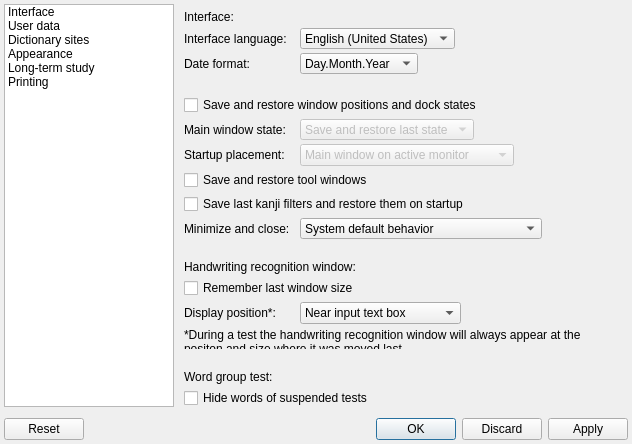
Above: settingsform.ui from z1dev/zkanji before the change. Below: the same form after it.
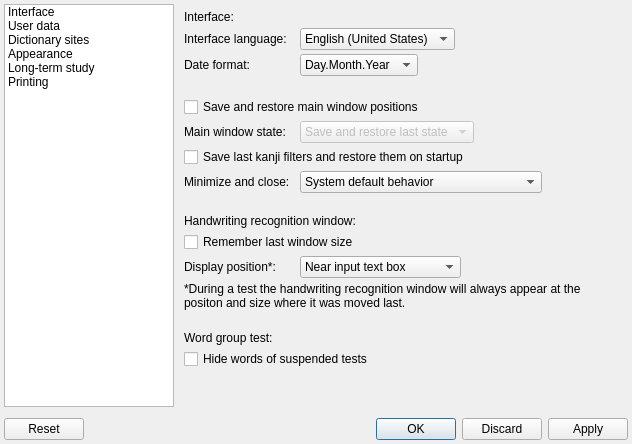
That is the form after the change. Icons and pictures are not drawn. Custom widgets are drawn as their Qt base class.

Commit message: * Reworked main window position/size settings. Only position saving is offered, size and state is always saved.

The edit to the form file:
```diff
--- a/settingsform.ui
+++ b/settingsform.ui
@@ -333,7 +333,7 @@
                  </sizepolicy>
                 </property>
                 <property name="text">
-                 <string>Save and restore window positions and dock states</string>
+                 <string>Save and restore main window positions</string>
                 </property>
                </widget>
               </item>
@@ -383,58 +383,7 @@
                 </item>
                </widget>
               </item>
-              <item row="6" column="0">
-               <widget class="QLabel" name="placementLabel">
-                <property name="text">
-                 <string>Startup placement:</string>
-                </property>
-               </widget>
-              </item>
-              <item row="6" column="1">
-               <widget class="QComboBox" name="placementCBox">
-                <property name="enabled">
-                 <bool>false</bool>
-                </property>
-                <property name="sizePolicy">
-                 <sizepolicy hsizetype="Fixed" vsizetype="Fixed">
-                  <horstretch>0</horstretch>
-                  <verstretch>0</verstretch>
-                 </sizepolicy>
-                </property>
-                <property name="sizeAdjustPolicy">
-                 <enum>QComboBox::AdjustToContentsOnFirstShow</enum>
-                </property>
-                <item>
-                 <property name="text">
-                  <string>Main window on active monitor</string>
-                 </property>
-                </item>
-                <item>
-                 <property name="text">
-                  <string>Every window on active monitor</string>
-                 </property>
-                </item>
-                <item>
-                 <property name="text">
-                  <string>Every window at previous position</string>
-                 </property>
-                </item>
-               </widget>
-              </item>
-              <item row="7" column="0" colspan="2">
-               <widget class="QCheckBox" name="saveToolPosBox">
-                <property name="sizePolicy">
-                 <sizepolicy hsizetype="Fixed" vsizetype="Fixed">
-                  <horstretch>0</horstretch>
-                  <verstretch>0</verstretch>
-                 </sizepolicy>
-                </property>
-                <property name="text">
-                 <string>Save and restore tool windows</string>
-                </property>
-               </widget>
-              </item>
-              <item row="8" column="0" colspan="2">
+              <item row="6" column="0" colspan="2">
                <widget class="QCheckBox" name="saveKanjiBox">
                 <property name="sizePolicy">
                  <sizepolicy hsizetype="Fixed" vsizetype="Fixed">
@@ -447,14 +396,14 @@
                 </property>
                </widget>
               </item>
-              <item row="9" column="0">
+              <item row="7" column="0">
                <widget class="QLabel" name="label_125">
                 <property name="text">
                  <string>Minimize and close:</string>
                 </property>
                </widget>
               </item>
-              <item row="9" column="1">
+              <item row="7" column="1">
                <widget class="QComboBox" name="minimizeCBox">
                 <property name="sizePolicy">
                  <sizepolicy hsizetype="Fixed" vsizetype="Fixed">
@@ -479,7 +428,7 @@
                 </item>
                </widget>
               </item>
-              <item row="10" column="1">
+              <item row="8" column="1">
                <spacer name="verticalSpacer_5">
                 <property name="orientation">
                  <enum>Qt::Vertical</enum>
@@ -495,14 +444,14 @@
                 </property>
                </spacer>
               </item>
-              <item row="11" column="0" colspan="2">
+              <item row="9" column="0" colspan="2">
                <widget class="QLabel" name="label_4">
                 <property name="text">
                  <string>Handwriting recognition window:</string>
                 </property>
                </widget>
               </item>
-              <item row="12" column="0" colspan="2">
+              <item row="10" column="0" colspan="2">
                <widget class="QCheckBox" name="recogSaveBox">
                 <property name="sizePolicy">
                  <sizepolicy hsizetype="Fixed" vsizetype="Fixed">
@@ -515,7 +464,7 @@
                 </property>
                </widget>
               </item>
-              <item row="13" column="0">
+              <item row="11" column="0">
                <widget class="QLabel" name="label_3">
                 <property name="sizePolicy">
                  <sizepolicy hsizetype="Fixed" vsizetype="Preferred">
@@ -528,7 +477,7 @@
                 </property>
                </widget>
               </item>
-              <item row="13" column="1">
+              <item row="11" column="1">
                <widget class="QComboBox" name="recogPositionCBox">
                 <property name="sizePolicy">
                  <sizepolicy hsizetype="Fixed" vsizetype="Fixed">
@@ -548,7 +497,7 @@
                 </item>
                </widget>
               </item>
-              <item row="14" column="0" colspan="2">
+              <item row="12" column="0" colspan="2">
                <widget class="QLabel" name="label_19">
                 <property name="text">
                  <string>&lt;p&gt;*During a test the handwriting recognition window will always appear at the positon and size where it was moved last.&lt;/p&gt;</string>
@@ -558,7 +507,7 @@
                 </property>
                </widget>
               </item>
-              <item row="15" column="1">
+              <item row="13" column="1">
                <spacer name="verticalSpacer_2">
                 <property name="orientation">
                  <enum>Qt::Vertical</enum>
@@ -574,14 +523,14 @@
                 </property>
                </spacer>
               </item>
-              <item row="16" column="0" colspan="2">
+              <item row="14" column="0" colspan="2">
                <widget class="QLabel" name="label_13">
                 <property name="text">
                  <string>Word group test:</string>
                 </property>
                </widget>
               </item>
-              <item row="17" column="0" colspan="2">
+              <item row="15" column="0" colspan="2">
                <widget class="QCheckBox" name="hideSuspendedBox">
                 <property name="sizePolicy">
                  <sizepolicy hsizetype="Fixed" vsizetype="Fixed">
```
Left out of the diff: 6 changed lines with no effect on the pictures. The commit also changes 11 other files.
